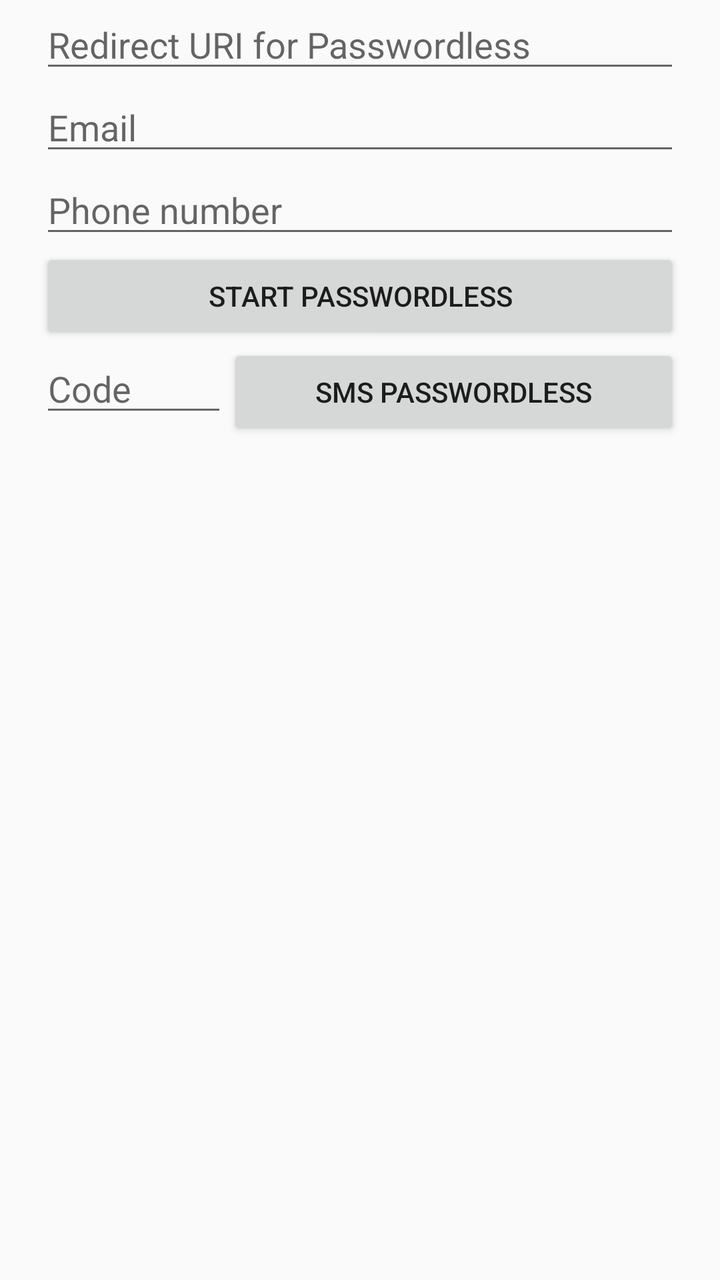
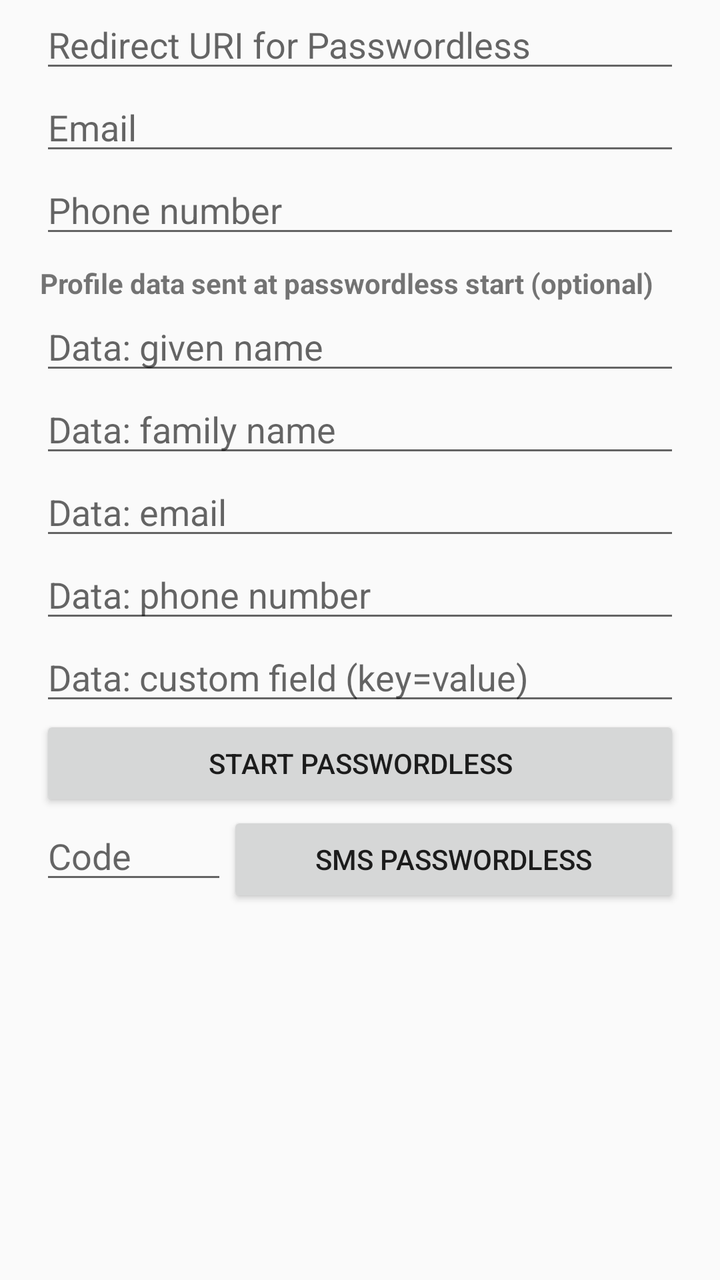

Screens rendered from an Android XML layout before and after an edit, with the pre-edit source and the edit as a unified diff.
<!-- AndroidManifest.xml: application theme AppTheme -->
<!-- res/layout/passwordless_auth.xml -->
<?xml version="1.0" encoding="utf-8"?>
<LinearLayout xmlns:tools="http://schemas.android.com/tools"
    xmlns:android="http://schemas.android.com/apk/res/android"
        android:orientation="vertical"
        android:layout_width="match_parent"
        android:layout_height="match_parent"
    android:paddingHorizontal="20dp">
    <LinearLayout
        android:layout_width="match_parent"
        android:layout_height="wrap_content"
        android:orientation="vertical">

        <EditText
            android:id="@+id/redirectUriInput"
            android:layout_width="match_parent"
            android:layout_height="wrap_content"
            android:layout_weight="1"
            android:hint="@string/redirect_uri"
            android:lines="1"
            android:importantForAutofill="no"
            android:inputType="textUri" />

        <EditText
            android:id="@+id/email"
            android:layout_width="match_parent"
            android:layout_height="wrap_content"
            android:layout_weight="1"
            android:hint="@string/email"
            android:lines="1"
            android:inputType="textEmailAddress"
            android:importantForAutofill="no" />

        <EditText
            android:id="@+id/phoneNumber"
            android:layout_width="match_parent"
            android:layout_height="wrap_content"
            android:layout_weight="1"
            android:hint="@string/phone_number"
            android:lines="1"
            android:importantForAutofill="no"
            android:inputType="phone" />

    </LinearLayout>

    <LinearLayout
        android:layout_width="match_parent"
        android:layout_height="wrap_content"
        android:orientation="horizontal">

        <Button
            android:id="@+id/startPasswordless"
            android:layout_width="0dp"
            android:layout_height="wrap_content"
            android:layout_weight="1"
            android:text="@string/start_passwordless" />
    </LinearLayout>

    <LinearLayout
        android:layout_width="match_parent"
        android:layout_height="wrap_content"
        android:orientation="horizontal">

        <EditText
            android:id="@+id/verificationCode"
            android:layout_width="30dp"
            android:layout_height="wrap_content"
            android:layout_weight="1"
            android:hint="@string/code"
            android:lines="1"
            android:paddingTop="0dp"
            android:importantForAutofill="no"
            android:inputType="text" />

        <Button
            android:id="@+id/phoneNumberPasswordless"
            android:layout_width="wrap_content"
            android:layout_height="wrap_content"
            android:layout_weight="1"
            android:text="@string/phone_number_passwordless" />
    </LinearLayout>

</LinearLayout>
<!-- resources referenced by this layout -->
<resources>
  <string name="code">Code</string>
  <string name="email">Email</string>
  <string name="phone_number">Phone number</string>
  <string name="phone_number_passwordless">SMS Passwordless</string>
  <string name="redirect_uri">Redirect URI for Passwordless</string>
  <string name="start_passwordless">Start Passwordless</string>
  <style name="AppTheme" parent="Theme.AppCompat.Light.DarkActionBar">
          
          <item name="colorPrimary">@color/colorPrimary</item>
          <item name="colorPrimaryDark">@color/colorPrimaryDark</item>
          <item name="colorAccent">@color/colorAccent</item>
      </style>
  <color name="colorPrimary">#00c24a</color>
  <color name="colorPrimaryDark">#00574B</color>
  <color name="colorAccent">#D81B60</color>
</resources>

<!-- the commit's change to res/layout/passwordless_auth.xml (unified diff, before → after) -->
@@ -45,6 +45,70 @@
     <LinearLayout
         android:layout_width="match_parent"
         android:layout_height="wrap_content"
+        android:orientation="vertical">
+
+        <TextView
+            android:layout_width="match_parent"
+            android:layout_height="wrap_content"
+            android:paddingTop="8dp"
+            android:text="@string/passwordless_data"
+            android:textStyle="bold" />
+
+        <EditText
+            android:id="@+id/dataGivenName"
+            android:layout_width="match_parent"
+            android:layout_height="wrap_content"
+            android:layout_weight="1"
+            android:hint="@string/passwordless_data_given_name"
+            android:lines="1"
+            android:importantForAutofill="no"
+            android:inputType="textPersonName" />
+
+        <EditText
+            android:id="@+id/dataFamilyName"
+            android:layout_width="match_parent"
+            android:layout_height="wrap_content"
+            android:layout_weight="1"
+            android:hint="@string/passwordless_data_family_name"
+            android:lines="1"
+            android:importantForAutofill="no"
+            android:inputType="textPersonName" />
+
+        <EditText
+            android:id="@+id/dataEmail"
+            android:layout_width="match_parent"
+            android:layout_height="wrap_content"
+            android:layout_weight="1"
+            android:hint="@string/passwordless_data_email"
+            android:lines="1"
+            android:importantForAutofill="no"
+            android:inputType="textEmailAddress" />
+
+        <EditText
+            android:id="@+id/dataPhoneNumber"
+            android:layout_width="match_parent"
+            android:layout_height="wrap_content"
+            android:layout_weight="1"
+            android:hint="@string/passwordless_data_phone_number"
+            android:lines="1"
+            android:importantForAutofill="no"
+            android:inputType="phone" />
+
+        <EditText
+            android:id="@+id/dataCustomField"
+            android:layout_width="match_parent"
+            android:layout_height="wrap_content"
+            android:layout_weight="1"
+            android:hint="@string/passwordless_data_custom_field"
+            android:lines="1"
+            android:importantForAutofill="no"
+            android:inputType="text" />
+
+    </LinearLayout>
+
+    <LinearLayout
+        android:layout_width="match_parent"
+        android:layout_height="wrap_content"
         android:orientation="horizontal">
 
         <Button
<!-- resource entries referenced after the edit -->
@@ -2,6 +2,12 @@
 <resources>
   <string name="code">Code</string>
   <string name="email">Email</string>
+  <string name="passwordless_data">Profile data sent at passwordless start (optional)</string>
+  <string name="passwordless_data_custom_field">Data: custom field (key=value)</string>
+  <string name="passwordless_data_email">Data: email</string>
+  <string name="passwordless_data_family_name">Data: family name</string>
+  <string name="passwordless_data_given_name">Data: given name</string>
+  <string name="passwordless_data_phone_number">Data: phone number</string>
   <string name="phone_number">Phone number</string>
   <string name="phone_number_passwordless">SMS Passwordless</string>
   <string name="redirect_uri">Redirect URI for Passwordless</string>
